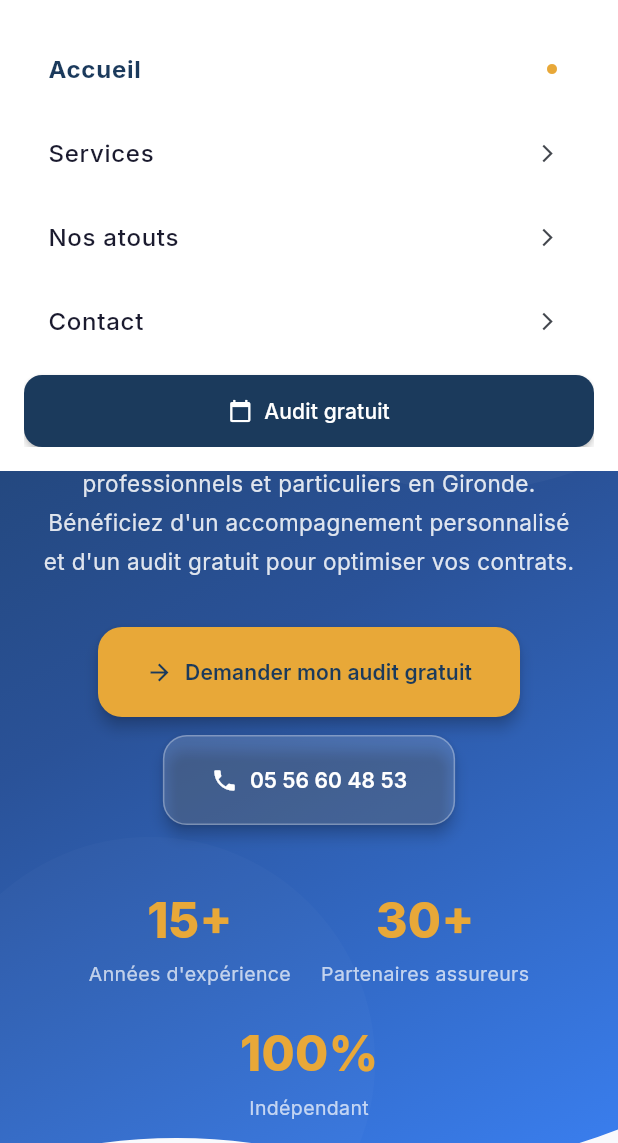
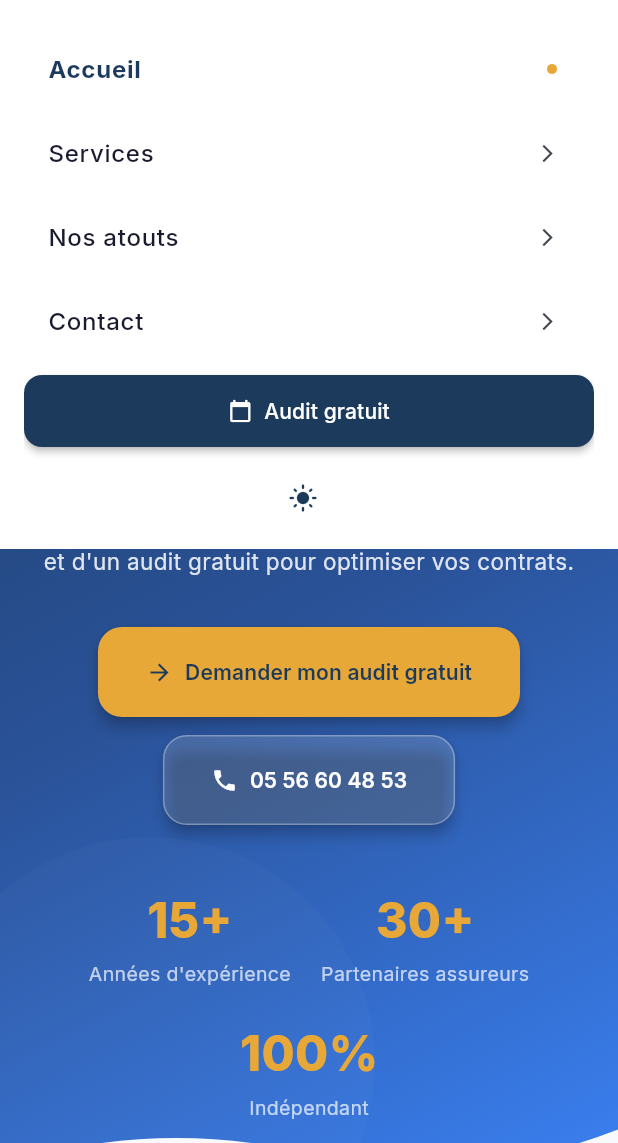
Before and after one commit to Wistyapp/ecpassurance, a Flutter app: the screen it shows after launch, after a tap on "Demander mon audit gratuit", after a tap on "Accueil", after a tap on the "menu" icon, on a phone screen of 412 x 824 dp, the part 93-1236 px from its top. Run offline on Flutter 3.47's test engine with Material 3 defaults, Android fonts, the phone set to English and light mode, and no system bars; our stand-ins replace flutter_dotenv, go_router, google_fonts, shared_preferences, visibility_detector; network calls fail.

Commit message:
feat: témoignages + dark mode (vibe)

```diff
--- a/lib/main.dart
+++ b/lib/main.dart
@@ -2,8 +2,10 @@
 
 import 'package:flutter/material.dart';
 import 'package:flutter_dotenv/flutter_dotenv.dart';
+import 'package:provider/provider.dart';
 import 'theme/app_theme.dart';
 import 'router/app_router.dart';
+import 'providers/theme_provider.dart';
 
 void main() async {
   WidgetsFlutterBinding.ensureInitialized();
@@ -16,11 +18,22 @@ class ECPApp extends StatelessWidget {
 
   @override
   Widget build(BuildContext context) {
-    return MaterialApp.router(
-      title: 'ECP Assurances - Courtier en assurances à Mérignac',
-      debugShowCheckedModeBanner: false,
-      theme: AppTheme.lightTheme,
-      routerConfig: AppRouter.router,
+    return MultiProvider(
+      providers: [
+        ChangeNotifierProvider(create: (_) => ThemeProvider()),
+      ],
+      child: Consumer<ThemeProvider>(
+        builder: (context, themeProvider, child) {
+          return MaterialApp.router(
+            title: 'ECP Assurances - Courtier en assurances à Mérignac',
+            debugShowCheckedModeBanner: false,
+            theme: AppTheme.lightTheme,
+            darkTheme: AppTheme.darkTheme,
+            themeMode: themeProvider.themeMode,
+            routerConfig: AppRouter.router,
+          );
+        },
+      ),
     );
   }
 }
--- a/lib/pages/home_page.dart
+++ b/lib/pages/home_page.dart
@@ -5,6 +5,7 @@ import 'package:go_router/go_router.dart';
 import '../sections/hero_section.dart';
 import '../sections/services_section.dart';
 import '../sections/advantages_section.dart';
+import '../sections/testimonials_section.dart';
 import '../sections/cta_section.dart';
 
 class HomePage extends StatelessWidget {
@@ -17,6 +18,7 @@ class HomePage extends StatelessWidget {
         HeroSection(onCtaTap: () => context.go('/contact')),
         ServicesSection(onServiceTap: (_) => context.go('/services')),
         const AdvantagesSection(),
+        const TestimonialsSection(),
         CtaSection(onCtaTap: () => context.go('/contact')),
       ],
     );
--- /dev/null
+++ b/lib/providers/theme_provider.dart
@@ -0,0 +1,39 @@
+import 'package:flutter/material.dart';
+import 'package:shared_preferences/shared_preferences.dart';
+
+class ThemeProvider with ChangeNotifier {
+  static const String _themePrefKey = 'theme_mode';
+  ThemeMode _themeMode = ThemeMode.system;
+
+  ThemeProvider() {
+    _loadThemePreference();
+  }
+
+  ThemeMode get themeMode => _themeMode;
+
+  bool get isDarkMode => _themeMode == ThemeMode.dark;
+
+  Future<void> _loadThemePreference() async {
+    final prefs = await SharedPreferences.getInstance();
+    final themeIndex = prefs.getInt(_themePrefKey);
+    if (themeIndex != null) {
+      _themeMode = ThemeMode.values[themeIndex];
+      notifyListeners();
+    }
+  }
+
+  Future<void> toggleTheme() async {
+    _themeMode = isDarkMode ? ThemeMode.light : ThemeMode.dark;
+    final prefs = await SharedPreferences.getInstance();
+    await prefs.setInt(_themePrefKey, _themeMode.index);
+    notifyListeners();
+  }
+
+  Future<void> setTheme(ThemeMode mode) async {
+    if (_themeMode == mode) return;
+    _themeMode = mode;
+    final prefs = await SharedPreferences.getInstance();
+    await prefs.setInt(_themePrefKey, mode.index);
+    notifyListeners();
+  }
+}
--- /dev/null
+++ b/lib/sections/testimonials_section.dart
@@ -0,0 +1,165 @@
+import 'package:flutter/material.dart';
+import 'package:visibility_detector/visibility_detector.dart';
+import '../theme/app_theme.dart';
+import '../utils/ecp_responsive.dart';
+import '../widgets/testimonial_card.dart';
+
+class TestimonialsSection extends StatefulWidget {
+  const TestimonialsSection({super.key});
+
+  @override
+  State<TestimonialsSection> createState() => _TestimonialsSectionState();
+}
+
+class _TestimonialsSectionState extends State<TestimonialsSection>
+    with TickerProviderStateMixin {
+  late AnimationController _animController;
+  bool _hasAnimated = false;
+
+  final List<_Testimonial> _testimonials = [
+    _Testimonial(
+      quote: 'Grâce à ECP Assurances, nous avons réduit nos coûts de 30% tout en améliorant notre couverture. Leur expertise locale fait toute la différence.',
+      author: 'Sophie Martin',
+      role: 'Gérante, Boulangerie "Le Fournil"',
+      avatarUrl: 'https://randomuser.me/api/portraits/women/44.jpg',
+    ),
+    _Testimonial(
+      quote: 'Un service réactif et des conseils personnalisés. Ils ont su comprendre nos besoins spécifiques en tant qu\'artisan.',
+      author: 'Thomas Dubois',
+      role: 'Artisan Menuisier',
+      avatarUrl: 'https://randomuser.me/api/portraits/men/32.jpg',
+    ),
+    _Testimonial(
+      quote: 'L\'audit gratuit a révélé des lacunes dans nos contrats précédents. Nous sommes maintenant parfaitement couverts.',
+      author: 'Claire Lambert',
+      role: 'Directrice, Restaurant "Le Bistrot"',
+      avatarUrl: 'https://randomuser.me/api/portraits/women/68.jpg',
+    ),
+  ];
+
+  @override
+  void initState() {
+    super.initState();
+    _animController = AnimationController(
+      vsync: this,
+      duration: const Duration(milliseconds: 1200),
+    );
+  }
+
+  @override
+  void dispose() {
+    _animController.dispose();
+    super.dispose();
+  }
+
+  @override
+  Widget build(BuildContext context) {
+    final isMobile = Responsive.isMobile(context);
+    final contentWidth = Responsive.contentWidth(context);
+    final crossAxisCount = Responsive.gridCrossAxisCount(context);
+
+    return VisibilityDetector(
+      key: const Key('testimonials-section'),
+      onVisibilityChanged: (info) {
+        if (info.visibleFraction > 0.15 && !_hasAnimated) {
+          _hasAnimated = true;
+          _animController.forward();
+        }
+      },
+      child: Container(
+        padding: EdgeInsets.symmetric(vertical: isMobile ? 60 : 100),
+        decoration: BoxDecoration(
+          color: Colors.grey[50],
+        ),
+        child: Center(
+          child: SizedBox(
+            width: contentWidth,
+            child: Column(
+              children: [
+                // Header
+                FadeTransition(
+                  opacity: _animController,
+                  child: SlideTransition(
+                    position: Tween<Offset>(begin: const Offset(0, 0.2), end: Offset.zero)
+                        .animate(CurvedAnimation(parent: _animController, curve: Curves.easeOut)),
+                    child: Column(
+                      children: [
+                        Container(
+                          padding: const EdgeInsets.symmetric(horizontal: 16, vertical: 6),
+                          decoration: BoxDecoration(
+                            color: AppColors.accent.withOpacity(0.1),
+                            borderRadius: BorderRadius.circular(20),
+                          ),
+                          child: const Text(
+                            'TÉMOIGNAGES CLIENTS',
+                            style: TextStyle(
+                              fontSize: 12,
+                              fontWeight: FontWeight.w700,
+                              color: AppColors.accent,
+                              letterSpacing: 2,
+                            ),
+                          ),
+                        ),
+                        const SizedBox(height: 16),
+                        Text(
+                          'Ce que nos clients disent de nous',
+                          textAlign: TextAlign.center,
+                          style: TextStyle(
+                            fontSize: isMobile ? 26 : 38,
+                            fontWeight: FontWeight.w800,
+                            color: AppColors.textPrimary,
+                          ),
+                        ),
+                      ],
+                    ),
+                  ),
+                ),
+                SizedBox(height: isMobile ? 40 : 60),
+
+                // Grille des témoignages
+                GridView.builder(
+                  shrinkWrap: true,
+                  physics: const NeverScrollableScrollPhysics(),
+                  gridDelegate: SliverGridDelegateWithFixedCrossAxisCount(
+                    crossAxisCount: crossAxisCount,
+                    crossAxisSpacing: 24,
+                    mainAxisSpacing: 24,
+                    childAspectRatio: isMobile ? 1.4 : 1.25,
+                  ),
+                  itemCount: _testimonials.length,
+                  itemBuilder: (context, index) {
+                    final delay = index * 0.1;
+                    return TestimonialCard(
+                      quote: _testimonials[index].quote,
+                      author: _testimonials[index].author,
+                      role: _testimonials[index].role,
+                      avatarUrl: _testimonials[index].avatarUrl,
+                      animation: CurvedAnimation(
+                        parent: _animController,
+                        curve: Interval(delay, (delay + 0.5).clamp(0.0, 1.0), curve: Curves.easeOut),
+                      ),
+                    );
+                  },
+                ),
+              ],
+            ),
+          ),
+        ),
+      ),
+    );
+  }
+}
+
+class _Testimonial {
+  final String quote;
+  final String author;
+  final String role;
+  final String? avatarUrl;
+
+  _Testimonial({
+    required this.quote,
+    required this.author,
+    required this.role,
+    this.avatarUrl,
+  });
+}
--- a/lib/theme/app_theme.dart
+++ b/lib/theme/app_theme.dart
@@ -15,6 +15,12 @@ class AppColors {
   static const Color gradient1 = Color(0xFF1B3A5C);
   static const Color gradient2 = Color(0xFF2A5298);
   static const Color gradient3 = Color(0xFF3B82F6);
+
+  // Dark mode colors
+  static const Color darkBackground = Color(0xFF0F172A);  // Slate 900
+  static const Color darkSurface = Color(0xFF1E293B);    // Slate 800
+  static const Color darkTextPrimary = Colors.white;
+  static const Color darkTextSecondary = Color(0xFF94A3B8); // Slate 400
 }
 
 class AppTheme {
@@ -29,4 +35,19 @@ class AppTheme {
       scaffoldBackgroundColor: AppColors.background,
     );
   }
+
+  static ThemeData get darkTheme {
+    return ThemeData(
+      useMaterial3: true,
+      colorScheme: ColorScheme.fromSeed(
+        seedColor: AppColors.primary,
+        brightness: Brightness.dark,
+      ),
+      textTheme: GoogleFonts.interTextTheme().apply(
+        bodyColor: AppColors.darkTextPrimary,
+        displayColor: AppColors.darkTextPrimary,
+      ),
+      scaffoldBackgroundColor: AppColors.darkBackground,
+    );
+  }
 }
--- a/lib/widgets/nav_bar.dart
+++ b/lib/widgets/nav_bar.dart
@@ -1,8 +1,10 @@
 // lib/widgets/nav_bar.dart — VERSION AVEC ROUTING
 
 import 'package:flutter/material.dart';
+import 'package:provider/provider.dart';
 import '../theme/app_theme.dart';
 import '../utils/ecp_responsive.dart';
+import '../providers/theme_provider.dart';
 
 class NavBar extends StatefulWidget {
   final String currentPath;
@@ -124,6 +126,15 @@ class _NavBarState extends State<NavBar> {
                       isActive: widget.currentPath == '/contact',
                       onTap: widget.onContactTap,
                     ),
+                    const SizedBox(width: 16),
+                    Consumer<ThemeProvider>(
+                      builder: (context, themeProvider, child) {
+                        return _ThemeToggleButton(
+                          isDarkMode: themeProvider.isDarkMode,
+                          onToggle: () => themeProvider.toggleTheme(),
+                        );
+                      },
+                    ),
                   ],
                 ),
 
@@ -177,6 +188,15 @@ class _NavBarState extends State<NavBar> {
                       isActive: widget.currentPath == '/contact',
                       onTap: () { widget.onContactTap(); setState(() => _isMenuOpen = false); },
                     ),
+                  ),
+                  const SizedBox(height: 16),
+                  Consumer<ThemeProvider>(
+                    builder: (context, themeProvider, child) {
+                      return _ThemeToggleButton(
+                        isDarkMode: themeProvider.isDarkMode,
+                        onToggle: () => themeProvider.toggleTheme(),
+                      );
+                    },
                   ),
                 ],
               ),
@@ -311,3 +331,63 @@ class _ContactButtonState extends State<_ContactButton> {
     );
   }
 }
+
+// ── Theme Toggle Button ──
+class _ThemeToggleButton extends StatefulWidget {
+  final bool isDarkMode;
+  final VoidCallback onToggle;
+
+  const _ThemeToggleButton({
+    required this.isDarkMode,
+    required this.onToggle,
+  });
+
+  @override
+  State<_ThemeToggleButton> createState() => _ThemeToggleButtonState();
+}
+
+class _ThemeToggleButtonState extends State<_ThemeToggleButton> {
+  bool _isHovered = false;
+
+  @override
+  Widget build(BuildContext context) {
+    return MouseRegion(
+      cursor: SystemMouseCursors.click,
+      onEnter: (_) => setState(() => _isHovered = true),
+      onExit: (_) => setState(() => _isHovered = false),
+      child: GestureDetector(
+        onTap: widget.onToggle,
+        child: AnimatedContainer(
+          duration: const Duration(milliseconds: 300),
+          padding: const EdgeInsets.all(8),
+          decoration: BoxDecoration(
+            color: _isHovered
+                ? AppColors.accent.withOpacity(0.1)
+                : Colors.transparent,
+            borderRadius: BorderRadius.circular(12),
+          ),
+          child: Row(
+            mainAxisSize: MainAxisSize.min,
+            children: [
+              Icon(
+                widget.isDarkMode ? Icons.dark_mode : Icons.light_mode,
+                size: 20,
+                color: widget.isDarkMode ? AppColors.accent : AppColors.primary,
+              ),
+              const SizedBox(width: 8),
+              if (!Responsive.isMobile(context))
+                Text(
+                  widget.isDarkMode ? 'Mode sombre' : 'Mode clair',
+                  style: TextStyle(
+                    fontSize: 14,
+                    fontWeight: FontWeight.w600,
+                    color: widget.isDarkMode ? AppColors.accent : AppColors.primary,
+                  ),
+                ),
+            ],
+          ),
+        ),
+      ),
+    );
+  }
+}
--- /dev/null
+++ b/lib/widgets/testimonial_card.dart
@@ -0,0 +1,112 @@
+import 'package:flutter/material.dart';
+import '../theme/app_theme.dart';
+
+class TestimonialCard extends StatefulWidget {
+  final String quote;
+  final String author;
+  final String role;
+  final String? avatarUrl;
+  final Animation<double> animation;
+
+  const TestimonialCard({
+    super.key,
+    required this.quote,
+    required this.author,
+    required this.role,
+    this.avatarUrl,
+    required this.animation,
+  });
+
+  @override
+  State<TestimonialCard> createState() => _TestimonialCardState();
+}
+
+class _TestimonialCardState extends State<TestimonialCard> {
+  bool _isHovered = false;
+
+  @override
+  Widget build(BuildContext context) {
+    return FadeTransition(
+      opacity: widget.animation,
+      child: SlideTransition(
+        position: Tween<Offset>(begin: const Offset(0, 0.3), end: Offset.zero)
+            .animate(widget.animation),
+        child: MouseRegion(
+          onEnter: (_) => setState(() => _isHovered = true),
+          onExit: (_) => setState(() => _isHovered = false),
+          child: AnimatedContainer(
+            duration: const Duration(milliseconds: 300),
+            transform: Matrix4.identity()..translate(0.0, _isHovered ? -6.0 : 0.0),
+            padding: const EdgeInsets.all(24),
+            decoration: BoxDecoration(
+              color: Colors.white,
+              borderRadius: BorderRadius.circular(20),
+              border: Border.all(
+                color: _isHovered
+                    ? AppColors.accent.withOpacity(0.3)
+                    : Colors.grey.withOpacity(0.1),
+              ),
+              boxShadow: [
+                BoxShadow(
+                  color: _isHovered
+                      ? AppColors.accent.withOpacity(0.15)
+                      : Colors.black.withOpacity(0.04),
+                  blurRadius: _isHovered ? 25 : 10,
+                  offset: Offset(0, _isHovered ? 10 : 4),
+                ),
+              ],
+            ),
+            child: Column(
+              crossAxisAlignment: CrossAxisAlignment.start,
+              children: [
+                // Quote
+                Text(
+                  widget.quote,
+                  style: const TextStyle(
+                    fontSize: 15,
+                    color: AppColors.textPrimary,
+                    height: 1.6,
+                    fontStyle: FontStyle.italic,
+                  ),
+                ),
+                const SizedBox(height: 20),
+                // Author info
+                Row(
+                  children: [
+                    if (widget.avatarUrl != null) ...[
+                      CircleAvatar(
+                        backgroundImage: NetworkImage(widget.avatarUrl!),
+                        radius: 20,
+                      ),
+                      const SizedBox(width: 12),
+                    ],
+                    Column(
+                      crossAxisAlignment: CrossAxisAlignment.start,
+                      children: [
+                        Text(
+                          widget.author,
+                          style: const TextStyle(
+                            fontSize: 16,
+                            fontWeight: FontWeight.w700,
+                            color: AppColors.textPrimary,
+                          ),
+                        ),
+                        Text(
+                          widget.role,
+                          style: TextStyle(
+                            fontSize: 12.5,
+                            color: AppColors.textSecondary,
+                          ),
+                        ),
+                      ],
+                    ),
+                  ],
+                ),
+              ],
+            ),
+          ),
+        ),
+      ),
+    );
+  }
+}
--- a/pubspec.yaml
+++ b/pubspec.yaml
@@ -42,6 +42,8 @@ dependencies:
   cloud_firestore: ^6.1.3
   flutter_dotenv: ^6.0.0
   go_router: ^17.1.0
+  shared_preferences: ^2.2.3
+  provider: ^6.1.2
 
 
 dev_dependencies:
```
